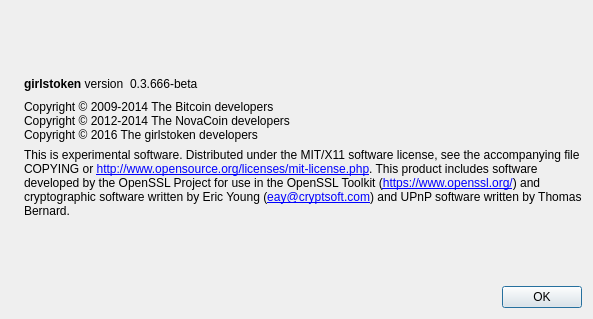
Qt form src/qt/forms/aboutdialog.ui (cryptolog/GirlsToken-2.0) before a commit.
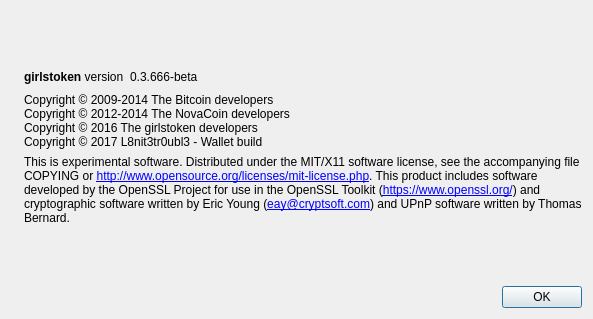
The same form after that commit. Icons and pictures are not drawn.

```diff
--- a/src/qt/forms/aboutdialog.ui
+++ b/src/qt/forms/aboutdialog.ui
@@ -93,7 +93,8 @@
        <property name="text">
         <string>Copyright © 2009-2014 The Bitcoin developers
 Copyright © 2012-2014 The NovaCoin developers
-Copyright © 2016 The girlstoken developers</string>
+Copyright © 2016 The girlstoken developers
+Copyright © 2017 L8nit3tr0ubl3 - Wallet build</string>
        </property>
        <property name="textInteractionFlags">
         <set>Qt::LinksAccessibleByMouse|Qt::TextSelectableByKeyboard|Qt::TextSelectableByMouse</set>
```
